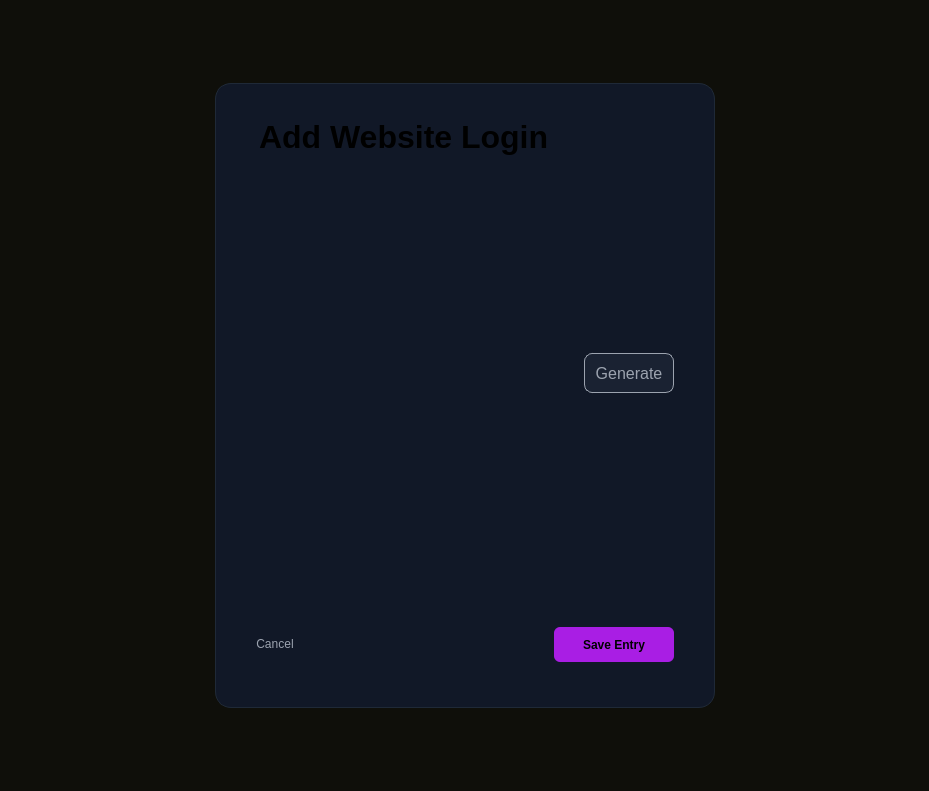
Old version of the form src/mainContent/addwebsiteform.ui in the repository Keypr-org/qt_client.
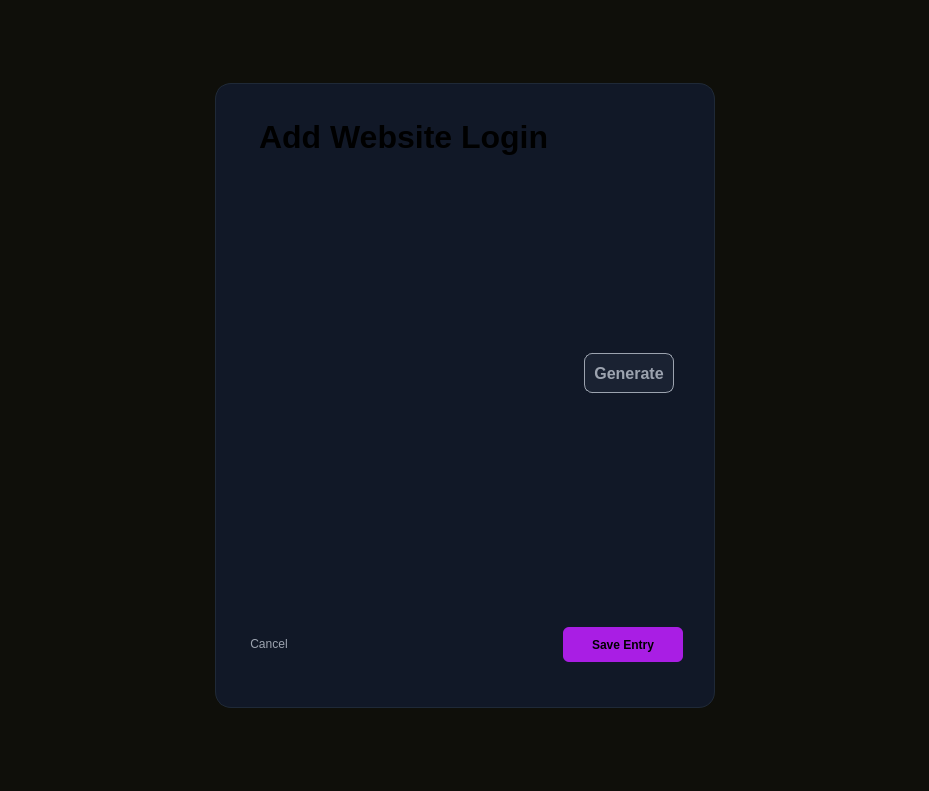
New version of the form. Custom widgets are drawn as their Qt base class.

The edit to the form file:
```diff
--- a/src/mainContent/addwebsiteform.ui
+++ b/src/mainContent/addwebsiteform.ui
@@ -169,7 +169,7 @@
         </property>
         <layout class="QHBoxLayout" name="horizontalLayout_2">
          <property name="spacing">
-          <number>0</number>
+          <number>-1</number>
          </property>
          <property name="leftMargin">
           <number>0</number>
@@ -222,7 +222,7 @@
            <property name="font">
             <font>
              <pointsize>12</pointsize>
-             <bold>false</bold>
+             <bold>true</bold>
             </font>
            </property>
            <property name="cursor">
@@ -291,6 +291,15 @@
          <enum>QFrame::Shadow::Raised</enum>
         </property>
         <layout class="QHBoxLayout" name="horizontalLayout">
+         <property name="spacing">
+          <number>0</number>
+         </property>
+         <property name="leftMargin">
+          <number>0</number>
+         </property>
+         <property name="rightMargin">
+          <number>0</number>
+         </property>
          <item>
           <widget class="QPushButton" name="cancelButton">
            <property name="cursor">
@@ -301,6 +310,7 @@
 	background: none;
 	border: none;
 	color: #9CA3AF;
+	margin-left: 3px;
 }</string>
            </property>
            <property name="text">
```
